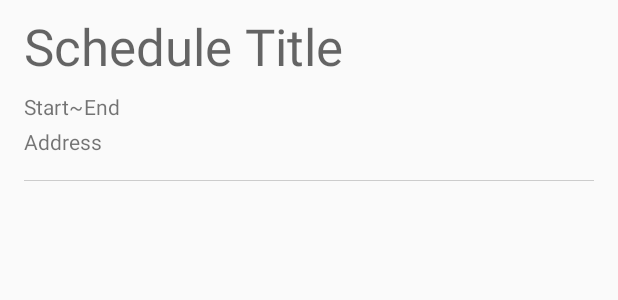
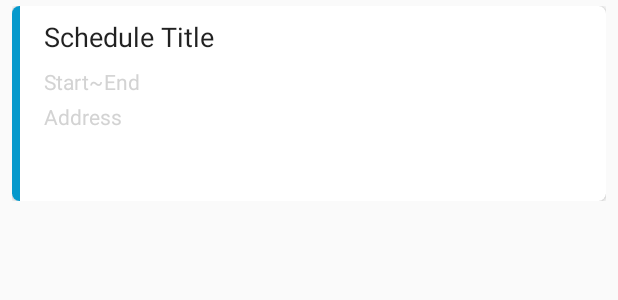
Before and after one commit to Ted1021/BoostCamp_Project, an Android app: the layout layout_calendar_schedule_item.xml on its own in the app's theme, with its tools: preview values and no code run, on a phone screen of 412 x 824 dp. Shown: the top 300 px of the screen. Run offline under Robolectric (Android 15) with nearby library versions, the phone set to English and light mode, and no system bars.

Commit message:
Correct UI
- Add animation in Calendar when it change view type (monthly/weekly)
- Change Calendar height
- Change Schedule item UI (card view)

```diff
--- a/app/src/main/res/layout/fragment_calendar.xml
+++ b/app/src/main/res/layout/fragment_calendar.xml
@@ -17,7 +17,7 @@
         android:padding="8dp"
         android:text="2017 년"
         android:textColor="@color/colorAppTheme"
-        android:textSize="30sp"
+        android:textSize="20sp"
         android:textStyle="bold" />
 
     <View
@@ -54,8 +54,7 @@
         android:layout_width="match_parent"
         android:layout_height="match_parent"
         android:layout_below="@+id/button_calendarStyle"
-        android:layout_centerHorizontal="true"
-        android:layout_marginTop="@dimen/scheduleList_margin" />
+        android:layout_centerHorizontal="true" />
 
 
 </LinearLayout>
--- a/app/src/main/res/layout/layout_calendar_schedule_item.xml
+++ b/app/src/main/res/layout/layout_calendar_schedule_item.xml
@@ -1,61 +1,86 @@
 <?xml version="1.0" encoding="utf-8"?>
 <LinearLayout xmlns:android="http://schemas.android.com/apk/res/android"
+    xmlns:app="http://schemas.android.com/apk/res-auto"
     android:layout_width="match_parent"
     android:layout_height="wrap_content"
     android:orientation="vertical"
-    android:paddingBottom="@dimen/calendarScheduleList_padding"
-    android:paddingLeft="@dimen/calendarScheduleList_padding_large"
-    android:paddingRight="@dimen/calendarScheduleList_padding_large"
+    android:paddingBottom="@dimen/calendarScheduleList_item_padding_small"
+    android:paddingLeft="@dimen/calendarScheduleList_item_padding"
+    android:paddingRight="@dimen/calendarScheduleList_item_padding"
+    android:paddingTop="@dimen/calendarScheduleList_item_padding_small">
+
+    <android.support.v7.widget.CardView
+        android:layout_width="match_parent"
+        android:layout_height="@dimen/calendarScheduleList_cardView_height"
+        android:layout_weight="1"
+        app:cardCornerRadius="5dp">
+
+        <LinearLayout
+            android:layout_width="match_parent"
+            android:layout_height="match_parent"
+            android:orientation="horizontal">
+
+            <View
+                android:layout_width="5dp"
+                android:layout_height="match_parent"
+                android:layout_marginRight="@dimen/calendarScheduleList_item_margin_large"
+                android:background="@color/colorAppTheme" />
+
+            <LinearLayout
+                android:layout_width="match_parent"
+                android:layout_height="wrap_content"
+                android:orientation="vertical"
                 android:paddingTop="@dimen/calendarScheduleList_padding">
 
                 <TextView
                     android:id="@+id/textView_calendarTitle"
-        android:layout_width="wrap_content"
+                    android:layout_width="match_parent"
                     android:layout_height="wrap_content"
                     android:layout_marginBottom="@dimen/calendarScheduleList_item_margin"
                     android:layout_weight="1"
                     android:text="Schedule Title"
-        android:textAppearance="@style/TextAppearance.AppCompat.Display1" />
+                    android:textAppearance="@style/TextAppearance.AppCompat"
+                    android:textSize="18sp" />
 
                 <LinearLayout
                     android:layout_width="match_parent"
-        android:layout_height="wrap_content"
+                    android:layout_height="match_parent"
                     android:layout_marginBottom="@dimen/calendarScheduleList_item_margin_small"
-        android:layout_weight="1"
                     android:orientation="horizontal">
 
                     <TextView
                         android:id="@+id/textView_calendarStartTime"
                         android:layout_width="wrap_content"
                         android:layout_height="wrap_content"
-            android:text="Start" />
+                        android:text="Start"
+                        android:textColor="@color/colorLightGray" />
 
                     <TextView
                         android:id="@+id/textView15"
                         android:layout_width="10dp"
                         android:layout_height="wrap_content"
-            android:text="~" />
+                        android:text="~"
+                        android:textColor="@color/colorLightGray" />
 
                     <TextView
                         android:id="@+id/textView_calendarEndTime"
                         android:layout_width="wrap_content"
                         android:layout_height="wrap_content"
-            android:text="End" />
+                        android:text="End"
+                        android:textColor="@color/colorLightGray" />
                 </LinearLayout>
 
                 <TextView
                     android:id="@+id/textView_calendarAddress"
-        android:layout_width="wrap_content"
+                    android:layout_width="match_parent"
                     android:layout_height="wrap_content"
                     android:layout_marginBottom="@dimen/calendarScheduleList_item_margin"
                     android:layout_weight="1"
-        android:text="Address" />
+                    android:text="Address"
+                    android:textColor="@color/colorLightGray" />
+            </LinearLayout>
+        </LinearLayout>
 
-    <View
-        android:layout_width="match_parent"
-        android:layout_height="1px"
-        android:layout_marginBottom="@dimen/detailActivity_item_margin"
-        android:layout_marginTop="@dimen/detailActivity_item_margin"
-        android:background="#ccc" />
+    </android.support.v7.widget.CardView>
 
 </LinearLayout>
--- a/app/src/main/res/values/dimens.xml
+++ b/app/src/main/res/values/dimens.xml
@@ -15,8 +15,15 @@
 
     <dimen name="calendarScheduleList_item_margin">8dp</dimen>
     <dimen name="calendarScheduleList_item_margin_small">4dp</dimen>
+
+    <dimen name="calendarScheduleList_item_padding">8dp</dimen>
+    <dimen name="calendarScheduleList_item_padding_small">4dp</dimen>
+
     <dimen name="calendarScheduleList_item_margin_large">16dp</dimen>
     <dimen name="calendarScheduleList_padding">8dp</dimen>
     <dimen name="calendarScheduleList_padding_large">16dp</dimen>
+    <dimen name="calendarFragment_title">20sp</dimen>
+    <dimen name="calendarScheduleList_cardView_height">130dp</dimen>
+
 
 </resources>
--- a/mcalendarview/src/main/java/sun/bob/mcalendarview/views/ExpCalendarView.java
+++ b/mcalendarview/src/main/java/sun/bob/mcalendarview/views/ExpCalendarView.java
@@ -71,7 +71,7 @@ public class ExpCalendarView extends ViewPager {
         this.setCurrentItem(500);
 //        addBackground();
         float density = getContext().getResources().getSystem().getDisplayMetrics().density;
-        CellConfig.cellHeight = getContext().getResources().getSystem().getDisplayMetrics().widthPixels / 7 / density;
+        CellConfig.cellHeight = getContext().getResources().getSystem().getDisplayMetrics().widthPixels / 7 / (density+1);
         CellConfig.cellWidth = getContext().getResources().getSystem().getDisplayMetrics().widthPixels / 7 / density;
 
 //        this.addOnPageChangeListener(new );
```
Also changed, not shown: app/src/main/java/com/tedkim/smartschedule/calendar/CalendarFragment.java (+12 -2 lines), app/src/main/java/com/tedkim/smartschedule/calendar/CalendarScheduleListAdapter.java (+2 -6 lines), app/src/main/res/anim/drop_down.xml (added, +15 -0 lines). Lines whose indentation alone changed are shown as unchanged.
